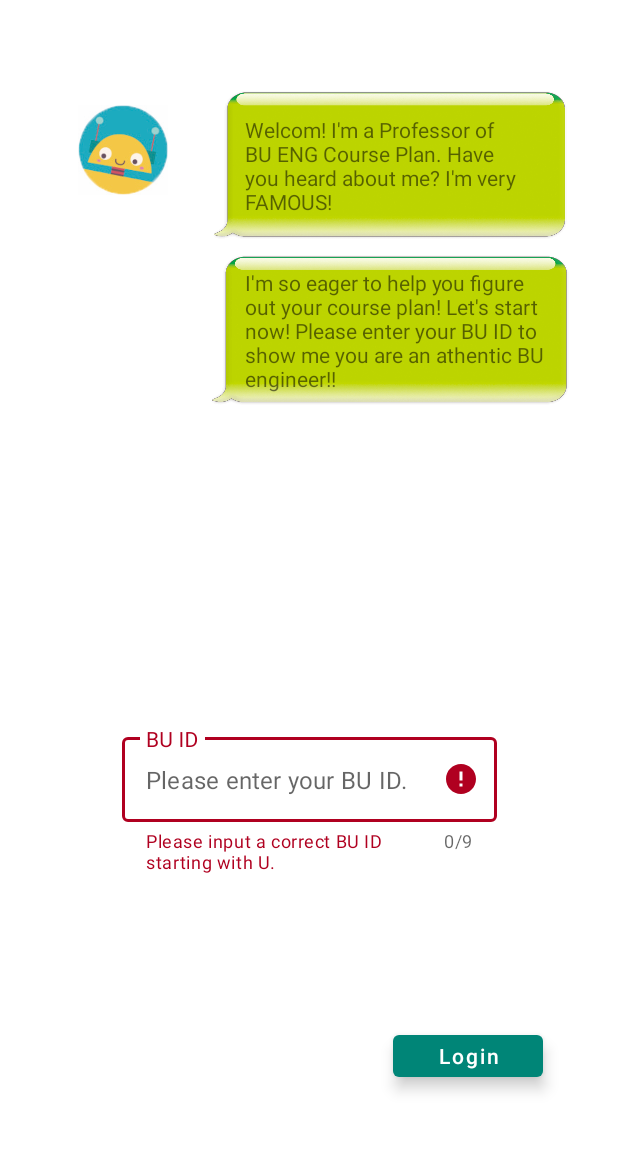
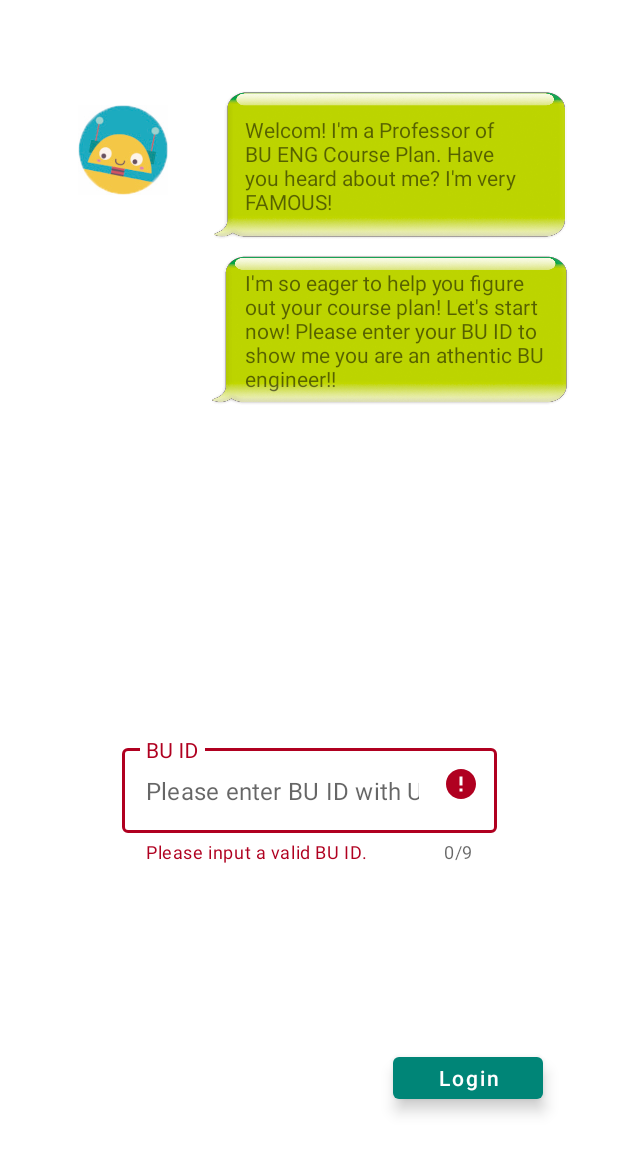
Before and after one commit to MengtingSong/Course_Suggestion_Chatbot, an Android app: the screen it shows after launch (Login), after a tap on "Login", on a phone screen of 412 x 824 dp. Shown: the top 1153 px of the screen. Run offline under Robolectric (Android 15) with nearby library versions, the phone set to English and light mode, and no system bars.

Commit message:
Final Layout

```diff
--- a/app/src/main/java/com/example/allen/cours_selection/Login.java
+++ b/app/src/main/java/com/example/allen/cours_selection/Login.java
@@ -7,7 +7,6 @@ import android.support.design.widget.TextInputLayout;
 import android.support.v7.app.AppCompatActivity;
 import android.view.View;
 import android.widget.Button;
-import android.widget.Toast;
 
 public class Login extends AppCompatActivity {
 
@@ -43,9 +42,8 @@ public class Login extends AppCompatActivity {
     public boolean validate(TextInputEditText id)
     {
         String userid = id.getText().toString().trim();
-        if(userid.length() == 9)
+        if(userid.length() == 9 )
         {
-            Toast.makeText(this,"GREAT! LET'S PROCEED",Toast.LENGTH_SHORT).show();
             return true;
         }
         else
--- a/app/src/main/res/layout/activity_login.xml
+++ b/app/src/main/res/layout/activity_login.xml
@@ -88,8 +88,8 @@
         <android.support.design.widget.TextInputEditText
             android:id="@+id/id"
             android:layout_width="250dp"
-            android:layout_height="match_parent"
-            android:hint="Please enter your BU ID."
+            android:layout_height="wrap_content"
+            android:hint="Please enter BU ID with U."
             android:inputType="text"
             android:maxLines="1"
             android:textAllCaps="false"
@@ -109,7 +109,7 @@
         android:layout_alignParentRight="true"
         android:layout_marginEnd="50dp"
         android:layout_marginRight="50dp"
-        android:layout_marginBottom="100dp"
+        android:layout_marginBottom="85dp"
         android:text="Login"
         android:textAllCaps="false"
         android:textColorLink="@color/colorPrimary"
--- a/app/src/main/res/values/strings.xml
+++ b/app/src/main/res/values/strings.xml
@@ -7,7 +7,7 @@
     <string name="button_junior">Junior</string>
     <string name="button_senior">Senior</string>
     <string name="input_name">Name</string>
-    <string name="error_password">Please input a correct BU ID starting with U.</string>
+    <string name="error_password">Please input a valid BU ID.</string>
     <string name="subject_title">Title</string>
     <string name="subject_description">Secondary text</string>
 </resources>
```
